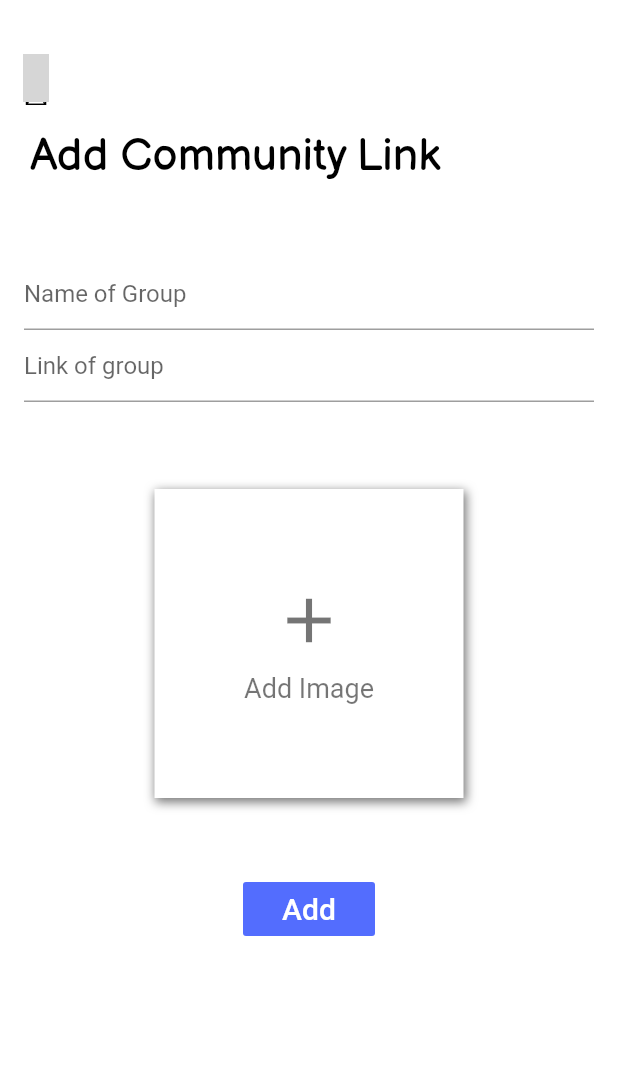
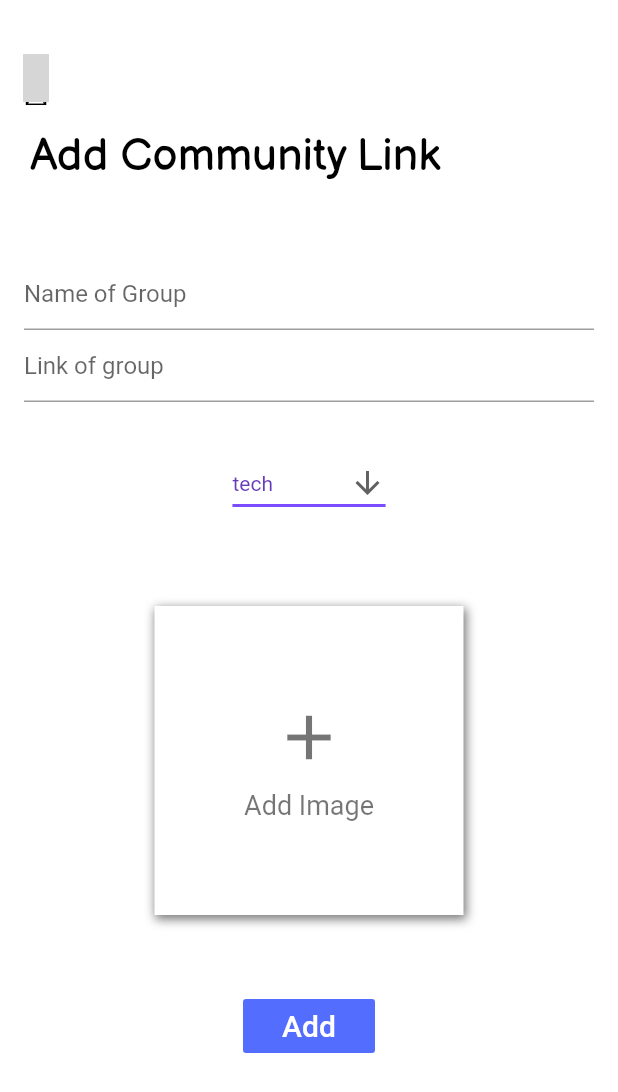
Before and after one commit to ridhi-2801/Connectify, a Flutter app: the AddLinkPage screen opened directly, on a phone screen of 412 x 824 dp. Shown: the top 1092 px of the screen. Run offline on Flutter 3.47's test engine with Material 2 defaults, Android fonts, the phone set to English and light mode, and no system bars; our stand-ins replace clay_containers, cloud_firestore, eva_icons_flutter, firebase_auth, firebase_core, flutter_linkify and 4 more; missing offline and left inert: social_share; accounts and stored records are empty; grey boxes are pictures that could not be loaded.

Commit message:
addLinkPage.dart

```diff
--- a/lib/screens/addLinkPage.dart
+++ b/lib/screens/addLinkPage.dart
@@ -1,6 +1,7 @@
 import 'package:eva_icons_flutter/eva_icons_flutter.dart';
 import 'package:flutter/material.dart';
 import 'package:flutter_app/constants.dart';
+import 'package:flutter_app/dropDown.dart';
 import 'package:image_picker/image_picker.dart';
 
 class AddLinkPage extends StatefulWidget {
@@ -136,52 +137,8 @@ class _AddLinkPageState extends State<AddLinkPage> {
                         hintText: 'Link of group',
                       ),
                     ),
-//                      Form(
-//                        key: formKey,
-//                        child: DropDownFormField(
-//                          hintText: 'Group Genre',
-//                          filled: false,
-//                          value: _myActivity,
-//                          onSaved: (value) {
-//                            setState(() {
-//                              _myActivity = value;
-//                            });
-//                          },
-//                          onChanged: (value) {
-//                            setState(() {
-//                              _myActivity = value;
-//                            });
-//                          },
-//                          dataSource: [
-//                            {
-//                              "display": "Reader's Choice",
-//                              "value": "Reader's Choice",
-//                            },
-//                            {
-//                              "display": "Tech",
-//                              "value": "Tech",
-//                            },
-//                            {
-//                              "display": "Gamers",
-//                              "value": "Gamers",
-//                            },
-//                            {
-//                              "display": "Youtube Promotion",
-//                              "value": "Youtube Promotion",
-//                            },
-//                            {
-//                              "display": "Art n Craft",
-//                              "value": "Art n Craft",
-//                            },
-//                            {
-//                              "display": "News Lovers",
-//                              "value": "News Lovers",
-//                            },
-//                          ],
-//                          textField: 'display',
-//                          valueField: 'value',
-//                        ),
-//                      ),
+                    SizedBox(height: 30,),
+                    DropDown(),
                     Padding(
                       padding: const EdgeInsets.only(top: 58.0),
                       child: GestureDetector(
```
